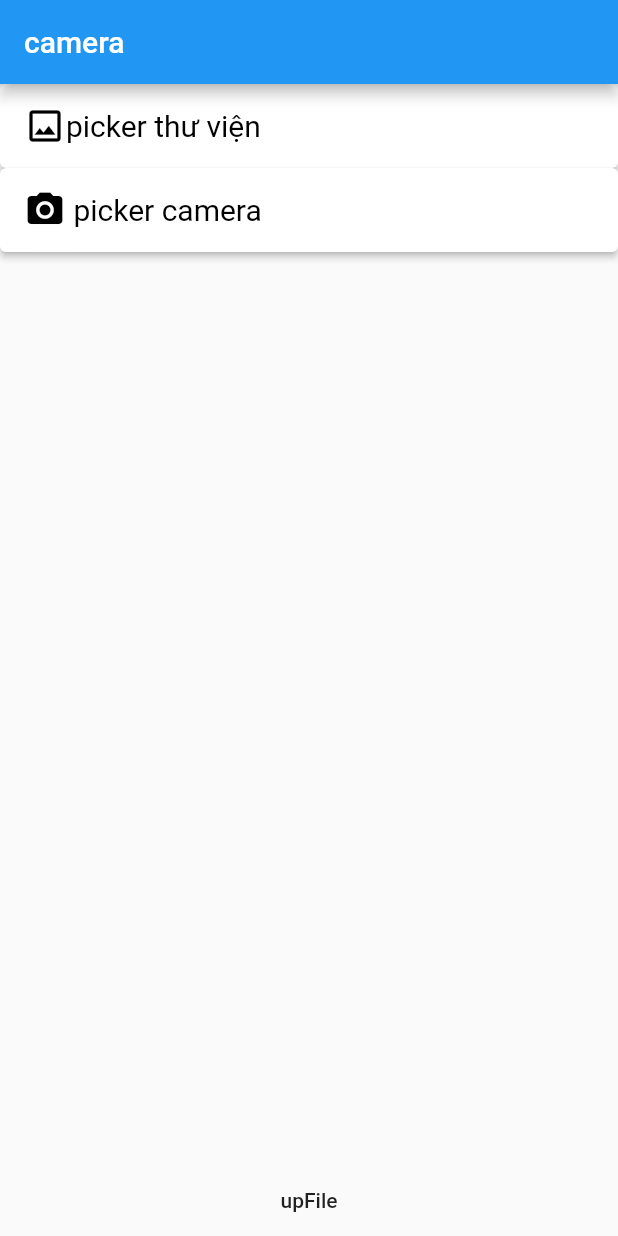
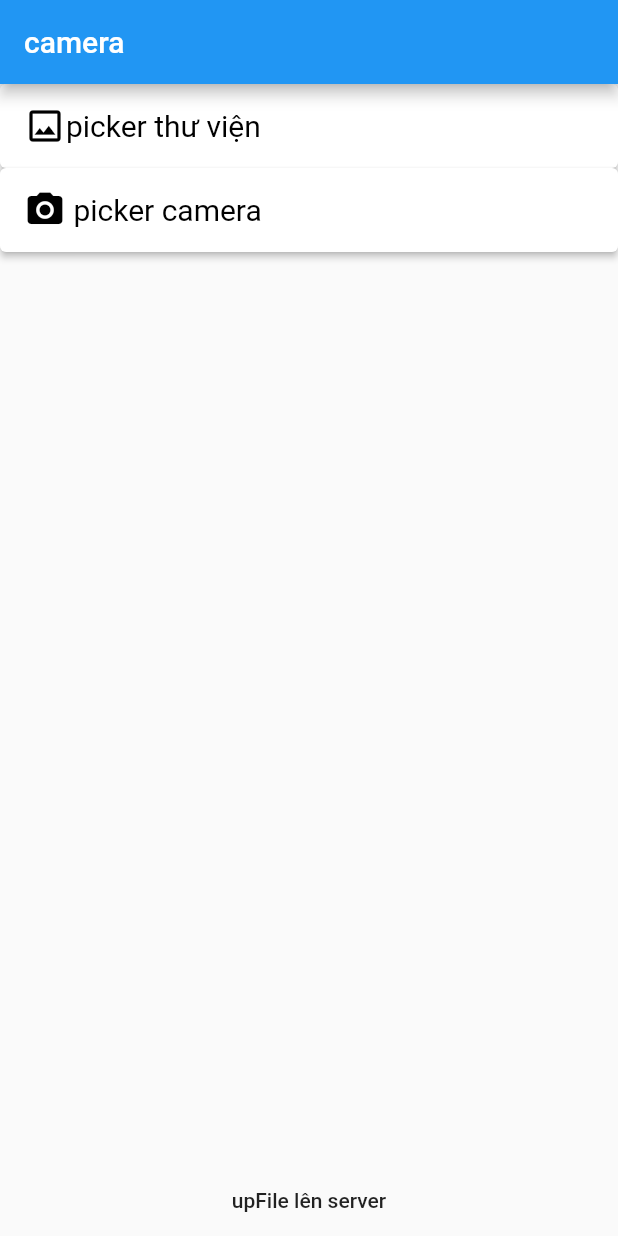
Before and after one commit to NgoHieuEZ/camera-and-gallery, a Flutter app: the screen it shows after launch, on a phone screen of 412 x 824 dp. Run offline on Flutter 3.47's test engine with Material 2 defaults, Android fonts, the phone set to English and light mode, and no system bars; our stand-ins replace image_picker; missing offline and left inert: multi_image_picker.

Commit message:
add comment

```diff
--- a/lib/upload_screen.dart
+++ b/lib/upload_screen.dart
@@ -15,20 +15,17 @@ class UpLoadScreen extends StatefulWidget {
 }
 
 class _UpLoadScreenState extends State<UpLoadScreen> {
-  List<Asset> images = [];
-  File? image;
+  List<Asset> images = [];/// mảng chứa ảnh nhiều hình ảnh từ thư viện
+  File? image;// file img chứa 1 ảnh chụp từ camera.
 
 
   //// http api
 
-  asyncFileUpload(String text, File file) async{
-    //create multipart request for POST or PATCH method
+  ///// cách 1 ----- đang sử dụng phía dưới
+  FileUpload(String text, File file) async{
     var request = http.MultipartRequest("POST", Uri.parse("https://apiappmobile.vntt.com.vn/WeatherForecast/UploadFile"));
-    //add text fields
     request.fields["text_field"] = text;
-    //create multipart using filepath, string or bytes
     var pic = await http.MultipartFile.fromPath("file_field", file.path);
-    //add multipart to request
     request.files.add(pic);
     var response = await request.send();
 
@@ -39,7 +36,7 @@ class _UpLoadScreenState extends State<UpLoadScreen> {
   }
 
 
-
+  // cách 2.
   Future upLoad() async{
     final uri=Uri.parse("https://apiappmobile.vntt.com.vn/WeatherForecast/UploadFile");
     var request=http.MultipartRequest('POST',uri);
@@ -54,14 +51,12 @@ class _UpLoadScreenState extends State<UpLoadScreen> {
 
   }
 
-
+  /// cách 3
   Future uploadPhotos() async {
     Uri uri = Uri.parse('https://apiappmobile.vntt.com.vn/WeatherForecast/UploadFile');
     http.MultipartRequest request = http.MultipartRequest('POST', uri);
 
       request.files.add(await http.MultipartFile.fromPath('files', image!.path));
-
-
     http.StreamedResponse response = await request.send();
     var responseBytes = await response.stream.toBytes();
     print('\n\n');
@@ -182,9 +177,9 @@ class _UpLoadScreenState extends State<UpLoadScreen> {
           SizedBox(height: 30,),
           FlatButton(
               onPressed: (){
-                asyncFileUpload("filename",image!);
+                FileUpload("filename",image!);
               },
-              child: Text("upFile")
+              child: Text("upFile lên server")
           )
         ],
       ),
```
